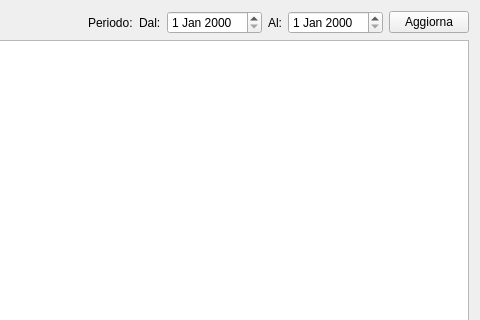
fblabs/hamlet-mod-sancon, file hmodifyprod.ui: the form before one commit; both pictures show x 663 to 1143 and y 0 to 320 of the 1143 by 711 pixel window.
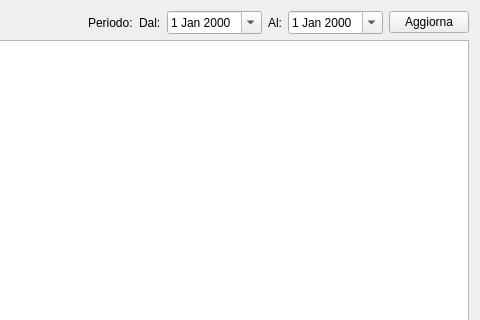
The form after the commit. Icons and pictures are not drawn.

The edit to the form file:
```diff
--- a/hmodifyprod.ui
+++ b/hmodifyprod.ui
@@ -59,7 +59,11 @@
           </widget>
          </item>
          <item row="0" column="2">
-          <widget class="QDateEdit" name="deDal"/>
+          <widget class="QDateEdit" name="deDal">
+           <property name="calendarPopup">
+            <bool>true</bool>
+           </property>
+          </widget>
          </item>
          <item row="0" column="3">
           <widget class="QLabel" name="label_9">
@@ -69,7 +73,11 @@
           </widget>
          </item>
          <item row="0" column="4">
-          <widget class="QDateEdit" name="deAl"/>
+          <widget class="QDateEdit" name="deAl">
+           <property name="calendarPopup">
+            <bool>true</bool>
+           </property>
+          </widget>
          </item>
          <item row="0" column="0">
           <widget class="QLabel" name="label_5">
```
